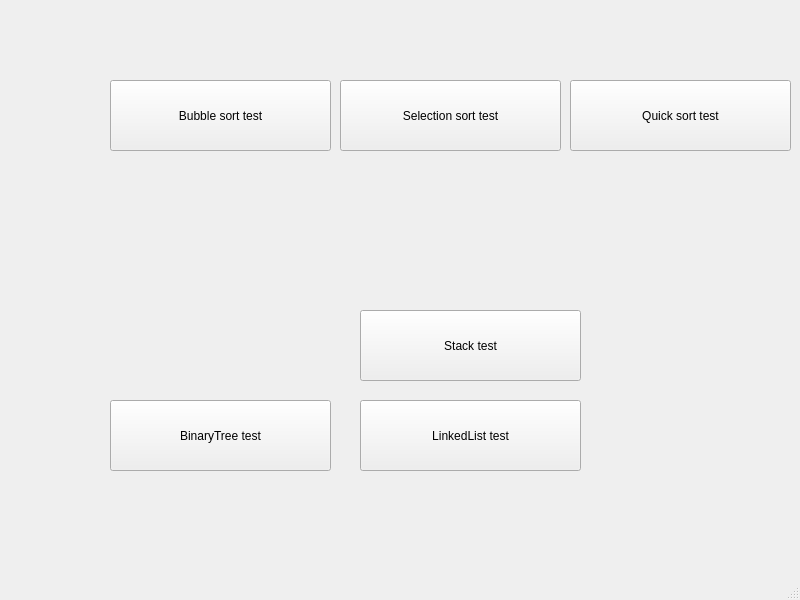
Qt form mainwindow.ui (Yakovlev0309/Algorithms_And_Data_Structures_GUI) before a commit.
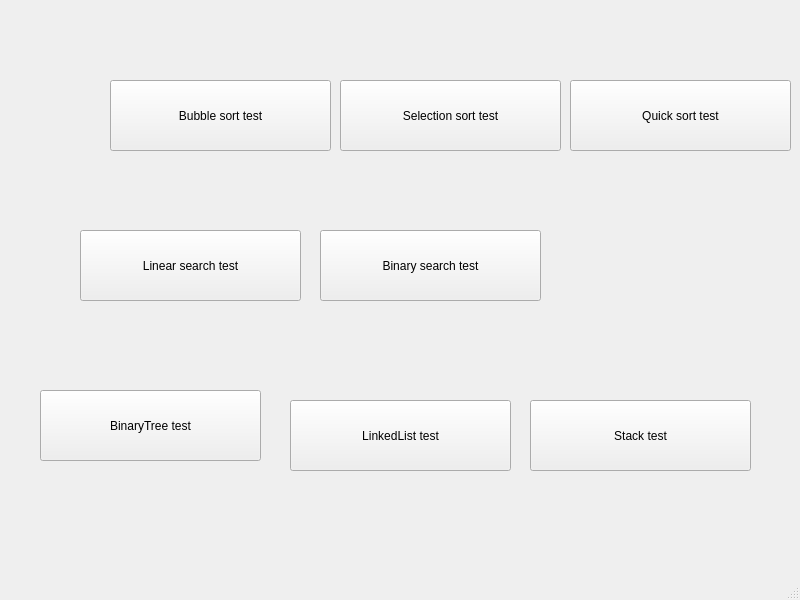
The same form after that commit.

Diff of the .ui file:
```diff
--- a/mainwindow.ui
+++ b/mainwindow.ui
@@ -17,7 +17,7 @@
    <widget class="QPushButton" name="linked_list_test_button">
     <property name="geometry">
      <rect>
-      <x>360</x>
+      <x>290</x>
       <y>400</y>
       <width>221</width>
       <height>71</height>
@@ -30,8 +30,8 @@
    <widget class="QPushButton" name="binary_tree_test_button">
     <property name="geometry">
      <rect>
-      <x>110</x>
-      <y>400</y>
+      <x>40</x>
+      <y>390</y>
       <width>221</width>
       <height>71</height>
      </rect>
@@ -43,8 +43,8 @@
    <widget class="QPushButton" name="stack_test_button">
     <property name="geometry">
      <rect>
-      <x>360</x>
-      <y>310</y>
+      <x>530</x>
+      <y>400</y>
       <width>221</width>
       <height>71</height>
      </rect>
@@ -92,6 +92,32 @@
      <string>Quick sort test</string>
     </property>
    </widget>
+   <widget class="QPushButton" name="linear_search_test_button">
+    <property name="geometry">
+     <rect>
+      <x>80</x>
+      <y>230</y>
+      <width>221</width>
+      <height>71</height>
+     </rect>
+    </property>
+    <property name="text">
+     <string>Linear search test</string>
+    </property>
+   </widget>
+   <widget class="QPushButton" name="binary_search_test_button">
+    <property name="geometry">
+     <rect>
+      <x>320</x>
+      <y>230</y>
+      <width>221</width>
+      <height>71</height>
+     </rect>
+    </property>
+    <property name="text">
+     <string>Binary search test</string>
+    </property>
+   </widget>
   </widget>
   <widget class="QMenuBar" name="menubar">
    <property name="geometry">
```
